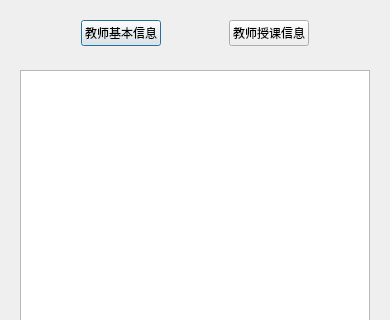
First picture: the form in informationdialog.ui, repository PLlee3694/QtProject, before the edit; both pictures show x 0 to 390 and y 0 to 320 of the 390 by 581 pixel window.
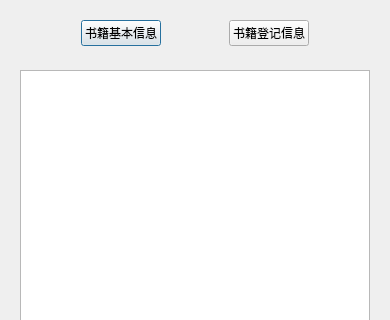
Second picture: the form after the edit.

Patch:
```diff
--- a/informationdialog.ui
+++ b/informationdialog.ui
@@ -33,14 +33,14 @@
       <item row="0" column="1">
        <widget class="QPushButton" name="baseinfo_pushButton">
         <property name="text">
-         <string>教师基本信息</string>
+         <string>书籍基本信息</string>
         </property>
        </widget>
       </item>
       <item row="0" column="3">
        <widget class="QPushButton" name="courseinfo_pushButton">
         <property name="text">
-         <string>教师授课信息</string>
+         <string>书籍登记信息</string>
         </property>
        </widget>
       </item>
```
Left out of the diff: 2 changed lines with no effect on the pictures.
